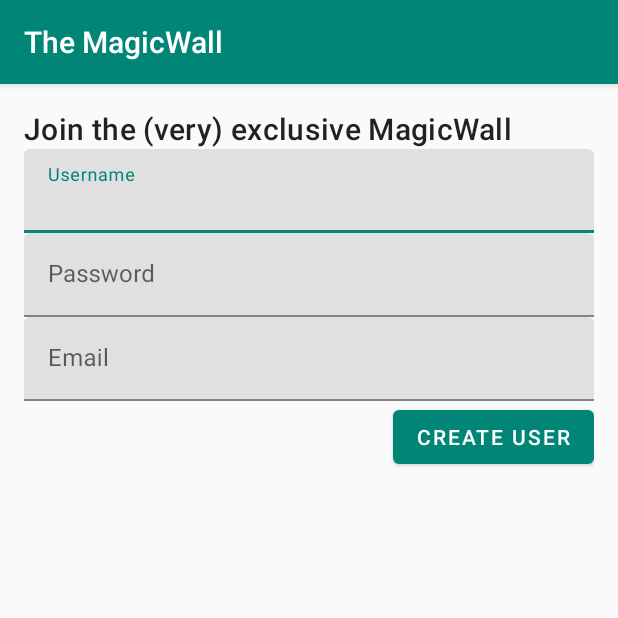
After one commit to diegoaer/wall-app, an Android app: the CreateUserActivity screen opened directly, with no data from a screen before it, on a phone screen of 412 x 824 dp, the top half of it. The commit adds this screen. Run offline under Robolectric (Android 15) with nearby library versions, the phone set to English and light mode, and no system bars.

Commit message:
APP Added CreateUserActivity with its layout

```diff
--- a/app/app/src/main/AndroidManifest.xml
+++ b/app/app/src/main/AndroidManifest.xml
@@ -21,6 +21,7 @@
         </activity>
         <activity android:name=".CreatePostActivity" />
         <activity android:name=".LoginActivity"></activity>
+        <activity android:name=".CreateUserActivity"></activity>
     </application>
 
 </manifest>
--- /dev/null
+++ b/app/app/src/main/java/gt/com/diego/wallapp/CreateUserActivity.java
@@ -0,0 +1,60 @@
+package gt.com.diego.wallapp;
+
+import android.content.Intent;
+import android.os.Bundle;
+import android.view.View;
+import android.widget.Toast;
+
+import com.google.android.material.textfield.TextInputEditText;
+
+import androidx.appcompat.app.AppCompatActivity;
+import androidx.lifecycle.LiveData;
+import androidx.lifecycle.Observer;
+import gt.com.diego.wallapp.connections.APIConnection;
+import gt.com.diego.wallapp.content.User;
+
+public class CreateUserActivity extends AppCompatActivity {
+    private TextInputEditText usernameView;
+    private TextInputEditText passwordView;
+    private TextInputEditText emailView;
+
+    @Override
+    protected void onCreate(Bundle savedInstanceState) {
+        super.onCreate(savedInstanceState);
+        setContentView(R.layout.activity_create_user);
+        usernameView = findViewById(R.id.input_username);
+        passwordView = findViewById(R.id.input_password);
+        emailView = findViewById(R.id.input_email);
+    }
+
+    /**
+     * Creates the user
+     */
+    public void createUser(View view) {
+        if (usernameView.getText() != null && passwordView.getText() != null &&
+                emailView.getText() != null) {
+            User user = new User()
+                    .setPassword(passwordView.getText().toString())
+                    .setUsername(usernameView.getText().toString())
+                    .setEmail(emailView.getText().toString());
+            LiveData<String> data = APIConnection.getInstance().createUser(user);
+            data.observe(this, new Observer<String>() {
+                @Override
+                public void onChanged(String response) {
+                    if (response.equals(""))
+                        goToLoginAndFinish();
+                }
+            });
+        }
+    }
+
+    /**
+     * Creates a login activity and finishes
+     */
+    private void goToLoginAndFinish() {
+        Intent intent = new Intent(this, LoginActivity.class);
+        startActivity(intent);
+        Toast.makeText(this, R.string.please_log_in, Toast.LENGTH_SHORT).show();
+        finish();
+    }
+}
--- /dev/null
+++ b/app/app/src/main/res/layout/activity_create_user.xml
@@ -0,0 +1,69 @@
+<?xml version="1.0" encoding="utf-8"?>
+<LinearLayout xmlns:android="http://schemas.android.com/apk/res/android"
+    xmlns:tools="http://schemas.android.com/tools"
+    android:layout_width="match_parent"
+    android:layout_height="match_parent"
+    android:orientation="vertical"
+    android:padding="@dimen/normal_space"
+    tools:context=".CreateUserActivity">
+
+    <TextView
+        style="@style/TextAppearance.MaterialComponents.Headline6"
+        android:layout_width="match_parent"
+        android:layout_height="wrap_content"
+        android:text="@string/create_wall_user" />
+
+    <com.google.android.material.textfield.TextInputLayout
+        style="@style/Widget.MaterialComponents.TextInputLayout.FilledBox"
+        android:layout_width="match_parent"
+        android:layout_height="wrap_content"
+        android:hint="@string/username">
+
+        <com.google.android.material.textfield.TextInputEditText
+            android:id="@+id/input_username"
+            style="@style/TextAppearance.MaterialComponents.Subtitle1"
+            android:layout_width="match_parent"
+            android:layout_height="wrap_content"
+            android:inputType="text" />
+
+    </com.google.android.material.textfield.TextInputLayout>
+
+    <com.google.android.material.textfield.TextInputLayout
+        style="@style/Widget.MaterialComponents.TextInputLayout.FilledBox"
+        android:layout_width="match_parent"
+        android:layout_height="wrap_content"
+        android:hint="@string/password">
+
+        <com.google.android.material.textfield.TextInputEditText
+            android:id="@+id/input_password"
+            style="@style/TextAppearance.MaterialComponents.Subtitle1"
+            android:layout_width="match_parent"
+            android:layout_height="wrap_content"
+            android:inputType="textPassword" />
+
+    </com.google.android.material.textfield.TextInputLayout>
+
+    <com.google.android.material.textfield.TextInputLayout
+        style="@style/Widget.MaterialComponents.TextInputLayout.FilledBox"
+        android:layout_width="match_parent"
+        android:layout_height="wrap_content"
+        android:hint="@string/email">
+
+        <com.google.android.material.textfield.TextInputEditText
+            android:id="@+id/input_email"
+            style="@style/TextAppearance.MaterialComponents.Subtitle1"
+            android:layout_width="match_parent"
+            android:layout_height="wrap_content"
+            android:inputType="textPassword" />
+
+    </com.google.android.material.textfield.TextInputLayout>
+
+    <com.google.android.material.button.MaterialButton
+        style="@style/Widget.MaterialComponents.Button"
+        android:layout_width="wrap_content"
+        android:layout_height="wrap_content"
+        android:layout_gravity="end"
+        android:onClick="createUser"
+        android:text="@string/create_user" />
+
+</LinearLayout>
--- a/app/app/src/main/res/values/strings.xml
+++ b/app/app/src/main/res/values/strings.xml
@@ -13,9 +13,10 @@
     <string name="username">Username</string>
     <string name="password">Password</string>
     <string name="login">Login</string>
-    <string name="create_wall_user">Join (very) exclusive MagicWall</string>
+    <string name="create_wall_user">Join the (very) exclusive MagicWall</string>
     <string name="email">Email</string>
     <string name="create_user">Create User</string>
+    <string name="please_log_in">Please log in</string>
     <string name="logout">Logout</string>
 
     <string name="an_error_occurred">An error occurred: %1$s</string>
```
